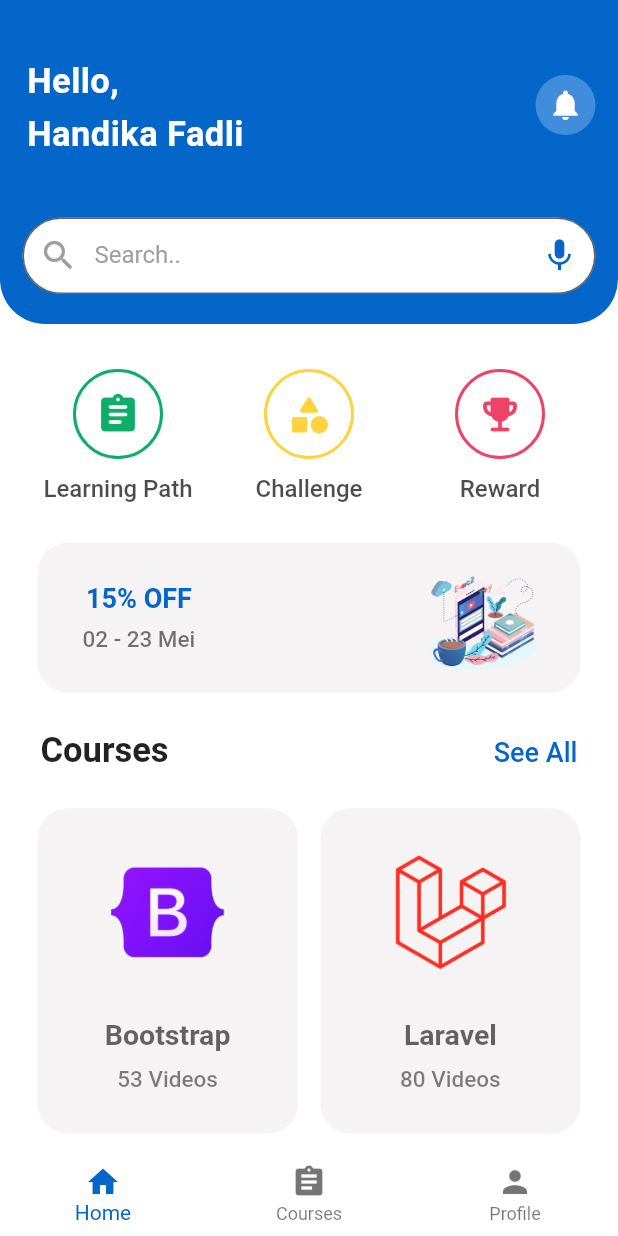
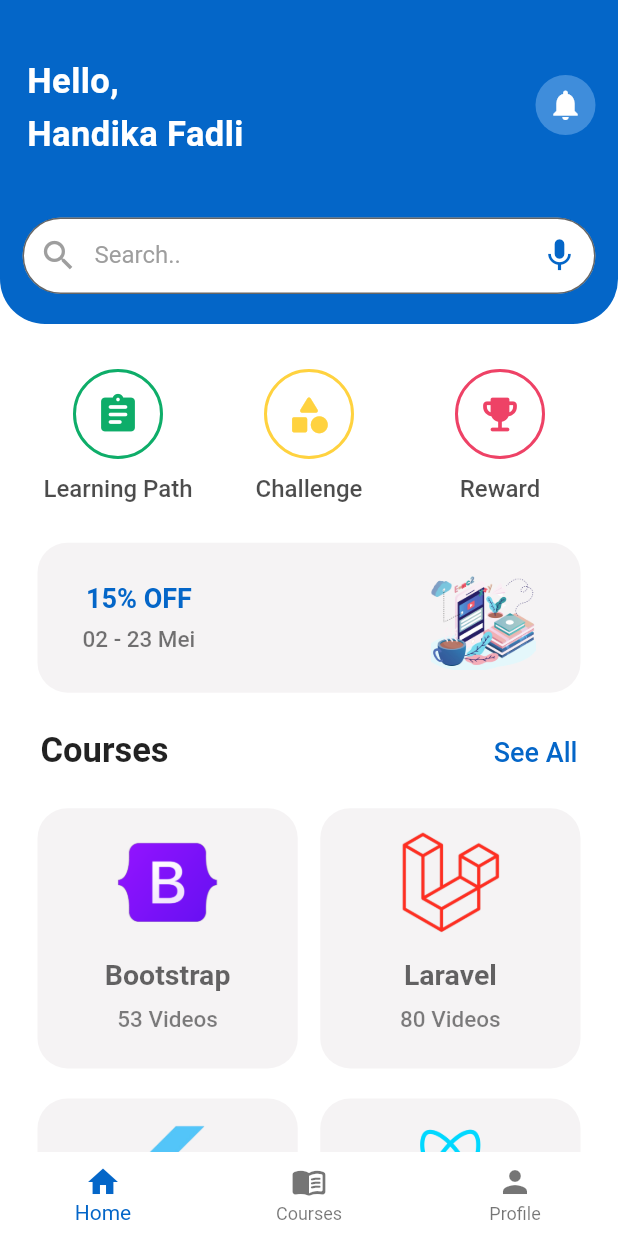
Before and after one commit to handikaFadli/UAS_Mobile_Programming_20210120064, a Flutter app: the screen it shows after launch, after a tap on "Sign In", on a phone screen of 412 x 824 dp. Run offline on Flutter 3.47's test engine with Material 2 defaults, Android fonts, the phone set to English and light mode, and no system bars; our stand-ins replace flutter_svg; Roboto replaces fonts that are missing (SF-Pro-Text).

Commit message:
memodifikasi Profile Screen, Home Screen, Login Screen, dan Base Screen

```diff
--- a/lib/screens/base_screen.dart
+++ b/lib/screens/base_screen.dart
@@ -45,7 +45,7 @@ class _BaseScreenState extends State<BaseScreen> {
           ),
           BottomNavigationBarItem(
             icon: Icon(
-              Icons.assignment,
+              Icons.menu_book_rounded,
               weight: 24.0,
             ),
             activeIcon: Icon(
--- a/lib/screens/home_screen.dart
+++ b/lib/screens/home_screen.dart
@@ -182,7 +182,7 @@ class _HomeScreenState extends State<HomeScreen> {
                     crossAxisCount: 2,
                     crossAxisSpacing: 15,
                     mainAxisSpacing: 20,
-                    childAspectRatio: 0.8,
+                    childAspectRatio: 1,
                   ),
                   itemBuilder: (context, index) {
                     return CourseGrid(course: courses[index]);
--- a/lib/screens/profile_screen.dart
+++ b/lib/screens/profile_screen.dart
@@ -44,7 +44,7 @@ class ProfileScreen extends StatelessWidget {
             itemProfile(
                 'Name', 'Mohamad Handika Nurfadli', CupertinoIcons.person),
             const SizedBox(height: 15),
-            itemProfile('NIM', '20210120064', Icons.cases_outlined),
+            itemProfile('Status', 'Mahasiswa', Icons.cases_outlined),
             const SizedBox(height: 15),
             itemProfile('Phone', '087784526', CupertinoIcons.phone),
             const SizedBox(height: 15),
--- a/lib/widgets/course_grid.dart
+++ b/lib/widgets/course_grid.dart
@@ -34,11 +34,11 @@ class CourseGrid extends StatelessWidget {
         child: Column(
           children: [
             Padding(
-              padding: EdgeInsets.only(top: 30, bottom: 20),
+              padding: EdgeInsets.only(top: 15, bottom: 5),
               child: Image.asset(
                 course.thumbnail,
-                width: 80,
-                height: 80,
+                width: 70,
+                height: 70,
               ),
             ),
             SizedBox(height: 10),
--- a/lib/widgets/password_field.dart
+++ b/lib/widgets/password_field.dart
@@ -1,3 +1,4 @@
+import 'package:flutter/cupertino.dart';
 import 'package:flutter/material.dart';
 import 'package:uas_20210120064/constants/colors.dart';
 
@@ -31,10 +32,6 @@ class PasswordField extends StatelessWidget {
             Icons.lock,
             color: Pallete.bg,
           ),
-          suffixIcon: const Icon(
-            Icons.remove_red_eye_sharp,
-            color: Pallete.bg,
-          ),
           focusedBorder: OutlineInputBorder(
             borderSide: const BorderSide(
               color: Pallete.blue,
```
Also changed, not shown: lib/screens/login_screen.dart (+0 -13 lines).
